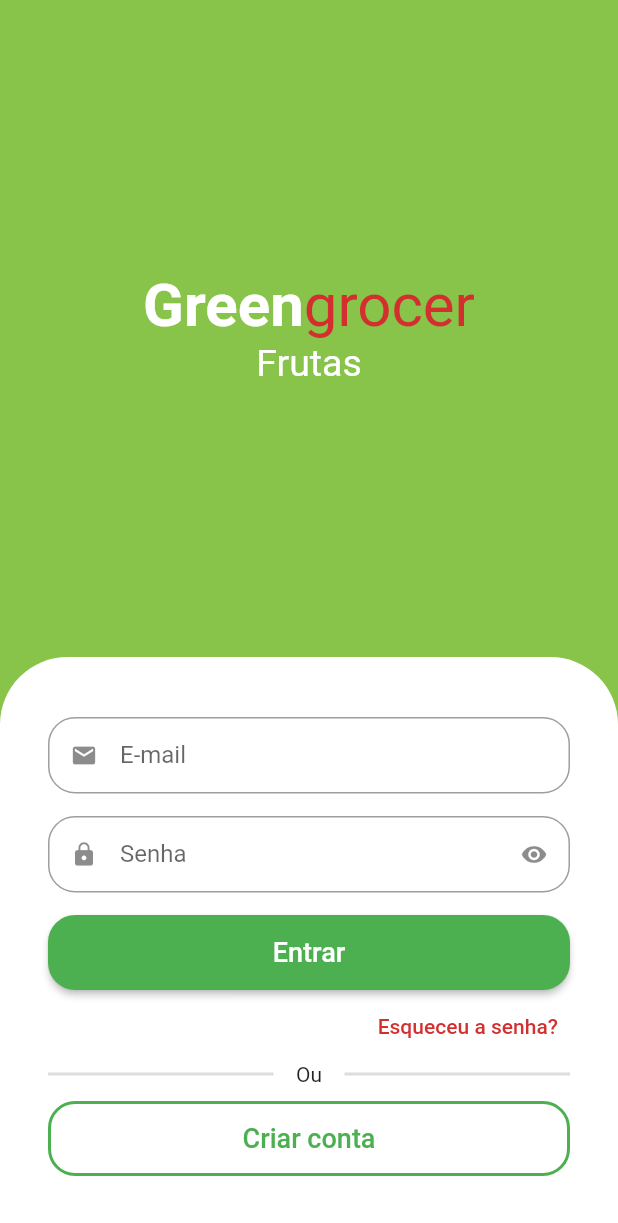
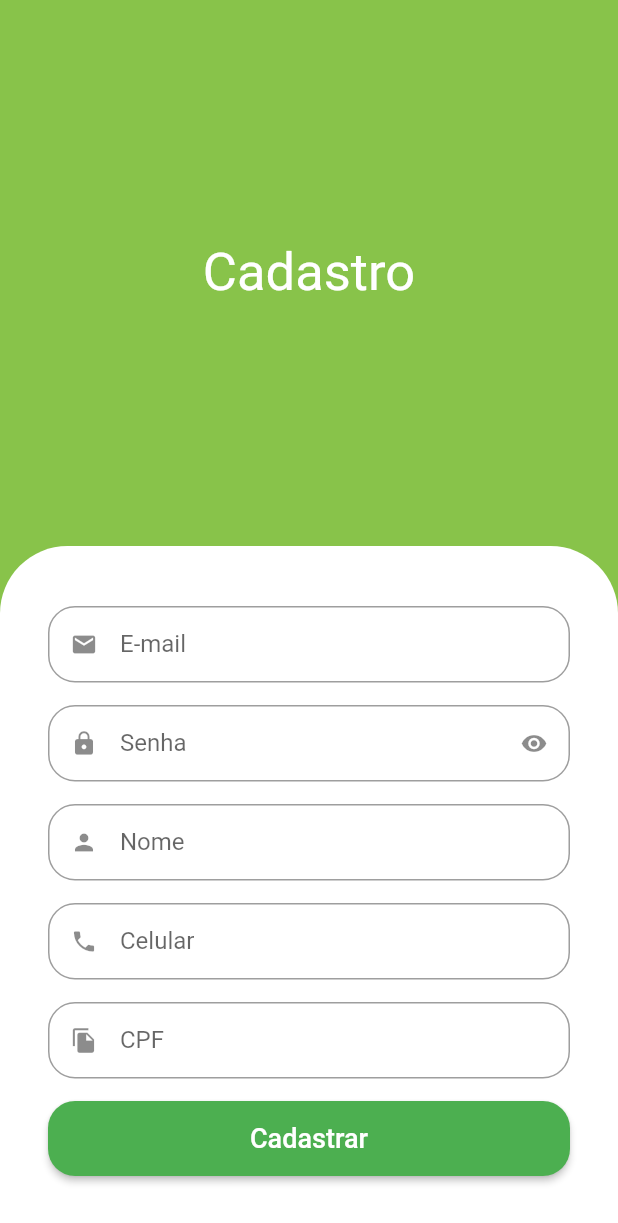
Before and after one commit to eriksongoncalves/green-grocer-flutter-app, a Flutter app: the screen it shows after launch, after a tap on "Criar conta", on a phone screen of 412 x 824 dp. Shown: the top 1223 px of the screen. Run offline on Flutter 3.47's test engine with Material 2 defaults, Android fonts, the phone set to English and light mode, and no system bars; drawn by our look-alikes of animated_text_kit; our stand-ins replace mask_text_input_formatter.

Commit message:
feat: signup screen

```diff
--- a/lib/src/auth/sign_in_screen.dart
+++ b/lib/src/auth/sign_in_screen.dart
@@ -3,6 +3,7 @@ import 'package:animated_text_kit/animated_text_kit.dart';
 
 import 'package:greengrocer/src/components/custom_text_field.dart';
 import 'package:greengrocer/src/config/custom_colors.dart';
+import 'package:greengrocer/src/auth/sign_up_screen.dart';
 
 class SignInScreen extends StatelessWidget {
   const SignInScreen({super.key});
@@ -151,7 +152,13 @@ class SignInScreen extends StatelessWidget {
                             borderRadius: BorderRadius.circular(18),
                           ),
                         ),
-                        onPressed: () {},
+                        onPressed: () {
+                          Navigator.push(
+                            context,
+                            MaterialPageRoute(
+                                builder: (context) => SignUpScreen()),
+                          );
+                        },
                         child: const Text(
                           "Criar conta",
                           style: TextStyle(fontSize: 18),
--- /dev/null
+++ b/lib/src/auth/sign_up_screen.dart
@@ -0,0 +1,110 @@
+import 'package:flutter/material.dart';
+
+import 'package:greengrocer/src/components/custom_text_field.dart';
+import 'package:greengrocer/src/config/custom_colors.dart';
+import 'package:mask_text_input_formatter/mask_text_input_formatter.dart';
+
+class SignUpScreen extends StatelessWidget {
+  SignUpScreen({super.key});
+
+  final cpfFormatter = MaskTextInputFormatter(
+    mask: '###.###.###-##',
+    filter: {
+      '#': RegExp(r'[0-9]'),
+    },
+  );
+
+  final phoneFormatter = MaskTextInputFormatter(
+    mask: '## # ####-####',
+    filter: {
+      '#': RegExp(r'[0-9]'),
+    },
+  );
+
+  @override
+  Widget build(BuildContext context) {
+    final size = MediaQuery.of(context).size;
+
+    return Scaffold(
+      backgroundColor: CustomColors.customSwatchColor,
+      // appBar: AppBar(
+      //   backgroundColor: CustomColors.customSwatchColor,
+      //   elevation: 0,
+      // ),
+      body: SingleChildScrollView(
+        child: SizedBox(
+          height: size.height,
+          width: size.width,
+          child: Column(
+            children: [
+              const Expanded(
+                child: Center(
+                  child: Text(
+                    "Cadastro",
+                    style: TextStyle(
+                      fontSize: 35,
+                      color: Colors.white,
+                    ),
+                  ),
+                ),
+              ),
+              Container(
+                padding:
+                    const EdgeInsets.symmetric(horizontal: 32, vertical: 40),
+                decoration: const BoxDecoration(
+                  color: Colors.white,
+                  borderRadius: BorderRadius.vertical(
+                    top: Radius.circular(45.0),
+                  ),
+                ),
+                child: Column(
+                  crossAxisAlignment: CrossAxisAlignment.stretch,
+                  children: [
+                    const CustomTextField(
+                      icon: Icons.email,
+                      label: "E-mail",
+                    ),
+                    const CustomTextField(
+                      icon: Icons.lock,
+                      label: "Senha",
+                      isSecret: true,
+                    ),
+                    const CustomTextField(
+                      icon: Icons.person,
+                      label: "Nome",
+                    ),
+                    CustomTextField(
+                      icon: Icons.phone,
+                      label: "Celular",
+                      inputFormatters: [phoneFormatter],
+                    ),
+                    CustomTextField(
+                      icon: Icons.file_copy,
+                      label: "CPF",
+                      inputFormatters: [cpfFormatter],
+                    ),
+                    SizedBox(
+                      height: 50,
+                      child: ElevatedButton(
+                        style: ElevatedButton.styleFrom(
+                          shape: RoundedRectangleBorder(
+                            borderRadius: BorderRadius.circular(18),
+                          ),
+                        ),
+                        onPressed: () {},
+                        child: const Text(
+                          "Cadastrar",
+                          style: TextStyle(fontSize: 18),
+                        ),
+                      ),
+                    ),
+                  ],
+                ),
+              ),
+            ],
+          ),
+        ),
+      ),
+    );
+  }
+}
--- a/lib/src/components/custom_text_field.dart
+++ b/lib/src/components/custom_text_field.dart
@@ -1,16 +1,18 @@
 import 'package:flutter/material.dart';
+import 'package:flutter/services.dart';
 
 class CustomTextField extends StatefulWidget {
   final IconData icon;
   final String label;
   final bool isSecret;
+  final List<TextInputFormatter>? inputFormatters;
 
-  const CustomTextField({
-    super.key,
-    required this.icon,
-    required this.label,
-    this.isSecret = false,
-  });
+  const CustomTextField(
+      {super.key,
+      required this.icon,
+      required this.label,
+      this.isSecret = false,
+      this.inputFormatters});
 
   @override
   State<CustomTextField> createState() => _CustomTextFieldState();
@@ -31,6 +33,7 @@ class _CustomTextFieldState extends State<CustomTextField> {
     return Padding(
       padding: const EdgeInsets.only(bottom: 15),
       child: TextFormField(
+        inputFormatters: widget.inputFormatters,
         obscureText: isObscure,
         decoration: InputDecoration(
           prefixIcon: Icon(widget.icon),
--- a/pubspec.yaml
+++ b/pubspec.yaml
@@ -14,6 +14,7 @@ dependencies:
 
   cupertino_icons: ^1.0.2
   animated_text_kit: ^4.2.2
+  mask_text_input_formatter: ^2.4.0
 
 dev_dependencies:
   flutter_test:
```
Also changed, not shown: pubspec.lock.
